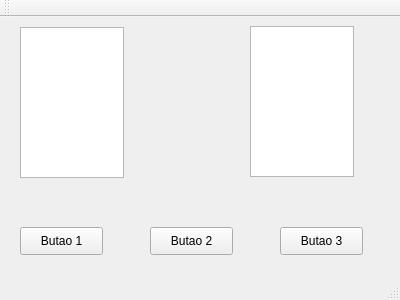
First picture: the form in ProxyServer/mainwindow.ui, repository ViniciusSilva3/Proxy, before the edit.
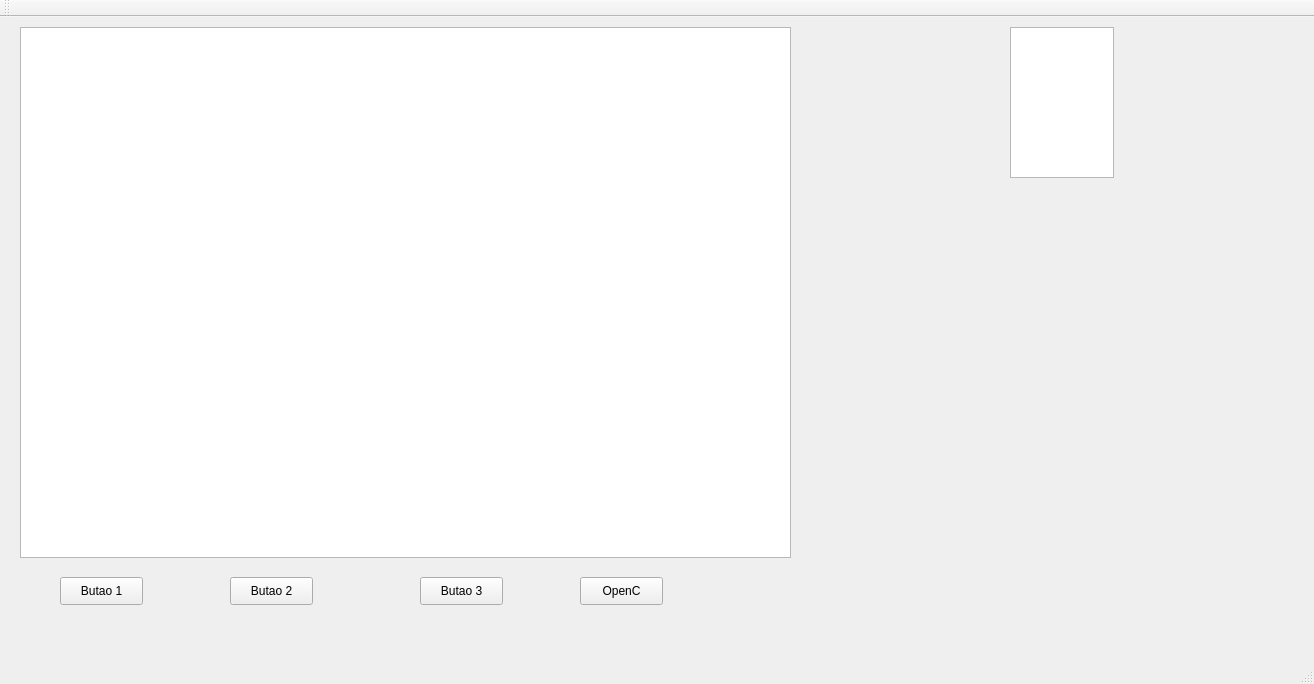
Second picture: the form after the edit.

The edit to the form file:
```diff
--- a/ProxyServer/mainwindow.ui
+++ b/ProxyServer/mainwindow.ui
@@ -6,8 +6,8 @@
    <rect>
     <x>0</x>
     <y>0</y>
-    <width>400</width>
-    <height>300</height>
+    <width>1314</width>
+    <height>684</height>
    </rect>
   </property>
   <property name="windowTitle">
@@ -17,8 +17,8 @@
    <widget class="QPushButton" name="pushButton">
     <property name="geometry">
      <rect>
-      <x>20</x>
-      <y>210</y>
+      <x>60</x>
+      <y>560</y>
       <width>83</width>
       <height>28</height>
      </rect>
@@ -30,8 +30,8 @@
    <widget class="QPushButton" name="pushButton_2">
     <property name="geometry">
      <rect>
-      <x>150</x>
-      <y>210</y>
+      <x>230</x>
+      <y>560</y>
       <width>83</width>
       <height>28</height>
      </rect>
@@ -43,8 +43,8 @@
    <widget class="QPushButton" name="pushButton_3">
     <property name="geometry">
      <rect>
-      <x>280</x>
-      <y>210</y>
+      <x>420</x>
+      <y>560</y>
       <width>83</width>
       <height>28</height>
      </rect>
@@ -58,21 +58,34 @@
      <rect>
       <x>20</x>
       <y>10</y>
-      <width>104</width>
-      <height>151</height>
+      <width>771</width>
+      <height>531</height>
      </rect>
     </property>
    </widget>
    <widget class="QTextEdit" name="textEdit_2">
     <property name="geometry">
      <rect>
-      <x>250</x>
-      <y>9</y>
+      <x>1010</x>
+      <y>10</y>
       <width>104</width>
       <height>151</height>
      </rect>
     </property>
    </widget>
+   <widget class="QPushButton" name="pushButton_4">
+    <property name="geometry">
+     <rect>
+      <x>580</x>
+      <y>560</y>
+      <width>83</width>
+      <height>28</height>
+     </rect>
+    </property>
+    <property name="text">
+     <string>OpenC</string>
+    </property>
+   </widget>
   </widget>
   <widget class="QMenuBar" name="menuBar">
    <property name="geometry">
```
Left out of the diff: 2 changed lines with no effect on the pictures.
